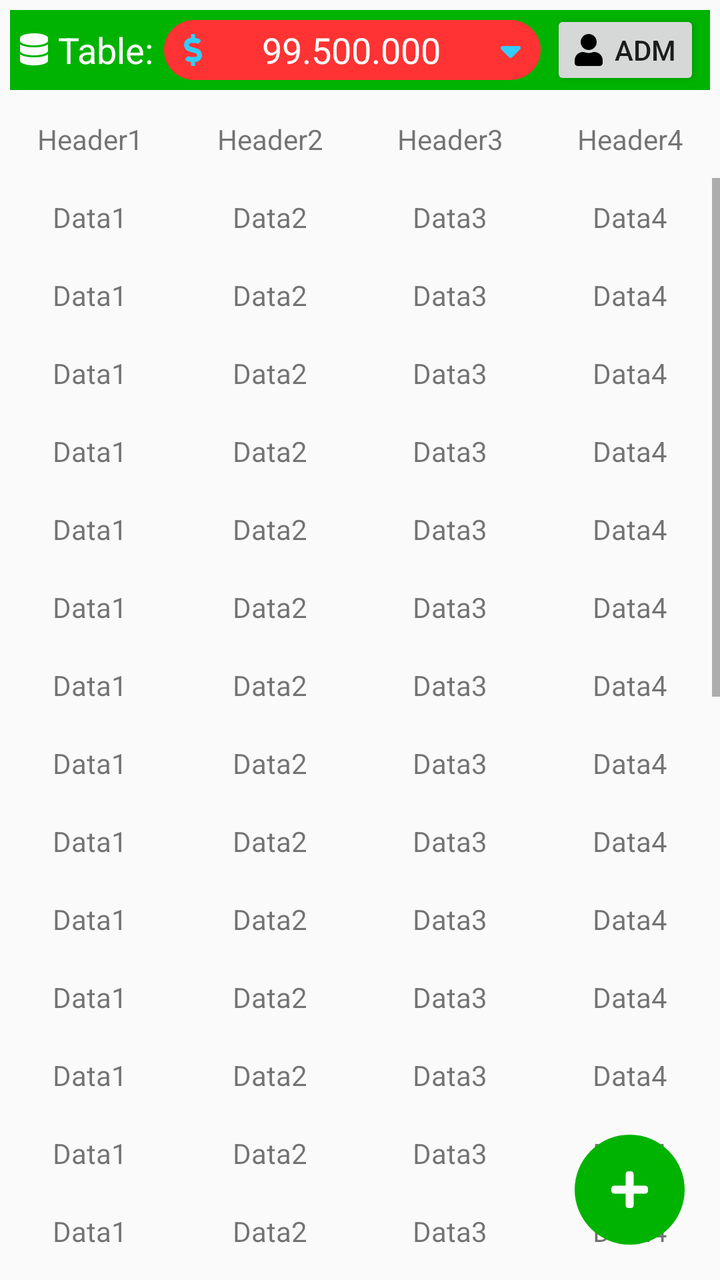
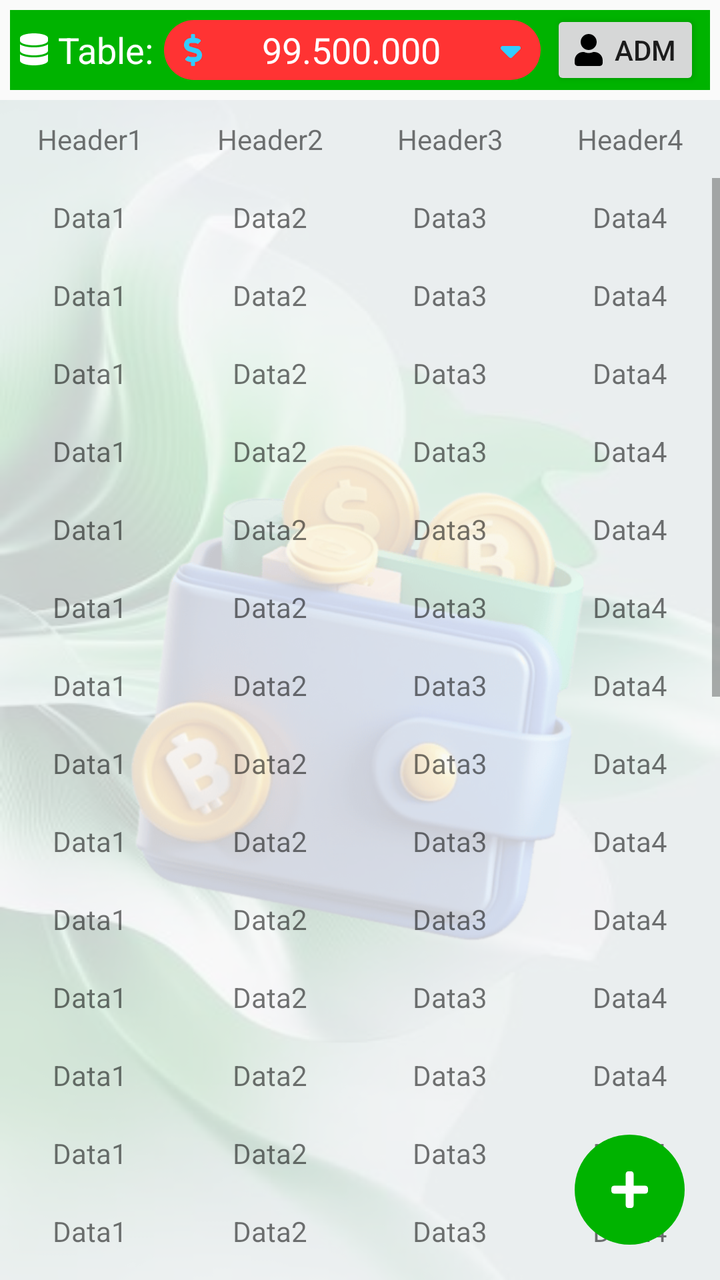

An Android layout rendered at two revisions. The XML below is the earlier revision; the diff shows what the commit changed to produce the second picture.
<!-- AndroidManifest.xml: application theme AppTheme -->
<!-- res/layout/main.xml -->
<?xml version="1.0" encoding="utf-8"?>
<LinearLayout
	xmlns:android="http://schemas.android.com/apk/res/android"
	android:id="@+id/mainLayout"
	android:layout_width="match_parent"
	android:layout_height="match_parent"
	android:gravity="center_horizontal"
	android:orientation="vertical">

	<LinearLayout
		android:layout_width="match_parent"
		android:layout_height="@dimen/topNavHeight"
		android:orientation="horizontal"
		android:gravity="center_vertical"
		android:layout_margin="5dp"
		android:paddingHorizontal="5dp"
		android:background="@color/primary">

		<TextView
			android:layout_width="wrap_content"
			android:layout_height="wrap_content"
			android:text="Table:"
			android:textColor="@color/white"
			android:textAppearance="?android:attr/textAppearanceMedium"
			android:drawableLeft="@drawable/ico_database"
			android:drawablePadding="@dimen/iconDrawablePad5"
			android:drawableTint="@color/white"/>

		<TextView
			android:id="@+id/mainTvTable"
			android:layout_width="wrap_content"
			android:layout_height="match_parent"
			android:layout_weight="1"
			android:textAppearance="?android:attr/textAppearanceMedium"
			android:background="@drawable/round"
			android:backgroundTint="@color/red"
			android:textColor="@color/white"
			android:paddingHorizontal="10dp"
			android:layout_margin="5dp"
			android:gravity="center"
			android:singleLine="true"
			android:drawableLeft="@drawable/ico_dollar_sign"
			android:drawableRight="@drawable/ico_caret_down"
			android:drawablePadding="@dimen/iconDrawablePad5"
			android:drawableTint="@color/cyan"
			android:text="99.500.000"/>

		<Button
			android:id="@+id/mainBtnAdmin"
			android:layout_width="wrap_content"
			android:layout_height="match_parent"
			android:text="Adm"
			style="?android:attr/buttonStyleSmall"
			android:drawableLeft="@drawable/ico_user"
			android:drawablePadding="@dimen/iconDrawablePad6"/>

	</LinearLayout>

	<RelativeLayout
		android:layout_width="match_parent"
		android:layout_height="wrap_content"
		android:layout_weight="1">
		
		<TableLayout
			android:layout_width="match_parent"
			android:layout_height="match_parent">
			<TableRow><TextView android:layout_width="0dp" android:layout_weight="1" android:gravity="center" android:padding="10dp" android:text="Header1" /><TextView android:layout_width="0dp" android:layout_weight="1" android:gravity="center" android:padding="10dp" android:text="Header2" /><TextView android:layout_width="0dp" android:layout_weight="1" android:gravity="center" android:padding="10dp" android:text="Header3" /><TextView android:layout_width="0dp" android:layout_weight="1" android:gravity="center" android:padding="10dp" android:text="Header4" /></TableRow>
			<ScrollView
				android:layout_width="match_parent"
				android:layout_height="match_parent">
				<TableLayout
					android:layout_width="match_parent"
					android:layout_height="match_parent">
					<TableRow><TextView android:layout_width="0dp" android:layout_weight="1" android:gravity="center" android:padding="10dp" android:text="Data1" /><TextView android:layout_width="0dp" android:layout_weight="1" android:gravity="center" android:padding="10dp" android:text="Data2" /><TextView android:layout_width="0dp" android:layout_weight="1" android:gravity="center" android:padding="10dp" android:text="Data3" /><TextView android:layout_width="0dp" android:layout_weight="1" android:gravity="center" android:padding="10dp" android:text="Data4" /></TableRow>
					<TableRow><TextView android:layout_width="0dp" android:layout_weight="1" android:gravity="center" android:padding="10dp" android:text="Data1" /><TextView android:layout_width="0dp" android:layout_weight="1" android:gravity="center" android:padding="10dp" android:text="Data2" /><TextView android:layout_width="0dp" android:layout_weight="1" android:gravity="center" android:padding="10dp" android:text="Data3" /><TextView android:layout_width="0dp" android:layout_weight="1" android:gravity="center" android:padding="10dp" android:text="Data4" /></TableRow>
					<TableRow><TextView android:layout_width="0dp" android:layout_weight="1" android:gravity="center" android:padding="10dp" android:text="Data1" /><TextView android:layout_width="0dp" android:layout_weight="1" android:gravity="center" android:padding="10dp" android:text="Data2" /><TextView android:layout_width="0dp" android:layout_weight="1" android:gravity="center" android:padding="10dp" android:text="Data3" /><TextView android:layout_width="0dp" android:layout_weight="1" android:gravity="center" android:padding="10dp" android:text="Data4" /></TableRow>
					<TableRow><TextView android:layout_width="0dp" android:layout_weight="1" android:gravity="center" android:padding="10dp" android:text="Data1" /><TextView android:layout_width="0dp" android:layout_weight="1" android:gravity="center" android:padding="10dp" android:text="Data2" /><TextView android:layout_width="0dp" android:layout_weight="1" android:gravity="center" android:padding="10dp" android:text="Data3" /><TextView android:layout_width="0dp" android:layout_weight="1" android:gravity="center" android:padding="10dp" android:text="Data4" /></TableRow>
					<TableRow><TextView android:layout_width="0dp" android:layout_weight="1" android:gravity="center" android:padding="10dp" android:text="Data1" /><TextView android:layout_width="0dp" android:layout_weight="1" android:gravity="center" android:padding="10dp" android:text="Data2" /><TextView android:layout_width="0dp" android:layout_weight="1" android:gravity="center" android:padding="10dp" android:text="Data3" /><TextView android:layout_width="0dp" android:layout_weight="1" android:gravity="center" android:padding="10dp" android:text="Data4" /></TableRow>
					<TableRow><TextView android:layout_width="0dp" android:layout_weight="1" android:gravity="center" android:padding="10dp" android:text="Data1" /><TextView android:layout_width="0dp" android:layout_weight="1" android:gravity="center" android:padding="10dp" android:text="Data2" /><TextView android:layout_width="0dp" android:layout_weight="1" android:gravity="center" android:padding="10dp" android:text="Data3" /><TextView android:layout_width="0dp" android:layout_weight="1" android:gravity="center" android:padding="10dp" android:text="Data4" /></TableRow>
					<TableRow><TextView android:layout_width="0dp" android:layout_weight="1" android:gravity="center" android:padding="10dp" android:text="Data1" /><TextView android:layout_width="0dp" android:layout_weight="1" android:gravity="center" android:padding="10dp" android:text="Data2" /><TextView android:layout_width="0dp" android:layout_weight="1" android:gravity="center" android:padding="10dp" android:text="Data3" /><TextView android:layout_width="0dp" android:layout_weight="1" android:gravity="center" android:padding="10dp" android:text="Data4" /></TableRow>
					<TableRow><TextView android:layout_width="0dp" android:layout_weight="1" android:gravity="center" android:padding="10dp" android:text="Data1" /><TextView android:layout_width="0dp" android:layout_weight="1" android:gravity="center" android:padding="10dp" android:text="Data2" /><TextView android:layout_width="0dp" android:layout_weight="1" android:gravity="center" android:padding="10dp" android:text="Data3" /><TextView android:layout_width="0dp" android:layout_weight="1" android:gravity="center" android:padding="10dp" android:text="Data4" /></TableRow>
					<TableRow><TextView android:layout_width="0dp" android:layout_weight="1" android:gravity="center" android:padding="10dp" android:text="Data1" /><TextView android:layout_width="0dp" android:layout_weight="1" android:gravity="center" android:padding="10dp" android:text="Data2" /><TextView android:layout_width="0dp" android:layout_weight="1" android:gravity="center" android:padding="10dp" android:text="Data3" /><TextView android:layout_width="0dp" android:layout_weight="1" android:gravity="center" android:padding="10dp" android:text="Data4" /></TableRow>
					<TableRow><TextView android:layout_width="0dp" android:layout_weight="1" android:gravity="center" android:padding="10dp" android:text="Data1" /><TextView android:layout_width="0dp" android:layout_weight="1" android:gravity="center" android:padding="10dp" android:text="Data2" /><TextView android:layout_width="0dp" android:layout_weight="1" android:gravity="center" android:padding="10dp" android:text="Data3" /><TextView android:layout_width="0dp" android:layout_weight="1" android:gravity="center" android:padding="10dp" android:text="Data4" /></TableRow>
					<TableRow><TextView android:layout_width="0dp" android:layout_weight="1" android:gravity="center" android:padding="10dp" android:text="Data1" /><TextView android:layout_width="0dp" android:layout_weight="1" android:gravity="center" android:padding="10dp" android:text="Data2" /><TextView android:layout_width="0dp" android:layout_weight="1" android:gravity="center" android:padding="10dp" android:text="Data3" /><TextView android:layout_width="0dp" android:layout_weight="1" android:gravity="center" android:padding="10dp" android:text="Data4" /></TableRow>
					<TableRow><TextView android:layout_width="0dp" android:layout_weight="1" android:gravity="center" android:padding="10dp" android:text="Data1" /><TextView android:layout_width="0dp" android:layout_weight="1" android:gravity="center" android:padding="10dp" android:text="Data2" /><TextView android:layout_width="0dp" android:layout_weight="1" android:gravity="center" android:padding="10dp" android:text="Data3" /><TextView android:layout_width="0dp" android:layout_weight="1" android:gravity="center" android:padding="10dp" android:text="Data4" /></TableRow>
					<TableRow><TextView android:layout_width="0dp" android:layout_weight="1" android:gravity="center" android:padding="10dp" android:text="Data1" /><TextView android:layout_width="0dp" android:layout_weight="1" android:gravity="center" android:padding="10dp" android:text="Data2" /><TextView android:layout_width="0dp" android:layout_weight="1" android:gravity="center" android:padding="10dp" android:text="Data3" /><TextView android:layout_width="0dp" android:layout_weight="1" android:gravity="center" android:padding="10dp" android:text="Data4" /></TableRow>
					<TableRow><TextView android:layout_width="0dp" android:layout_weight="1" android:gravity="center" android:padding="10dp" android:text="Data1" /><TextView android:layout_width="0dp" android:layout_weight="1" android:gravity="center" android:padding="10dp" android:text="Data2" /><TextView android:layout_width="0dp" android:layout_weight="1" android:gravity="center" android:padding="10dp" android:text="Data3" /><TextView android:layout_width="0dp" android:layout_weight="1" android:gravity="center" android:padding="10dp" android:text="Data4" /></TableRow>
					<TableRow><TextView android:layout_width="0dp" android:layout_weight="1" android:gravity="center" android:padding="10dp" android:text="Data1" /><TextView android:layout_width="0dp" android:layout_weight="1" android:gravity="center" android:padding="10dp" android:text="Data2" /><TextView android:layout_width="0dp" android:layout_weight="1" android:gravity="center" android:padding="10dp" android:text="Data3" /><TextView android:layout_width="0dp" android:layout_weight="1" android:gravity="center" android:padding="10dp" android:text="Data4" /></TableRow>
					<TableRow><TextView android:layout_width="0dp" android:layout_weight="1" android:gravity="center" android:padding="10dp" android:text="Data1" /><TextView android:layout_width="0dp" android:layout_weight="1" android:gravity="center" android:padding="10dp" android:text="Data2" /><TextView android:layout_width="0dp" android:layout_weight="1" android:gravity="center" android:padding="10dp" android:text="Data3" /><TextView android:layout_width="0dp" android:layout_weight="1" android:gravity="center" android:padding="10dp" android:text="Data4" /></TableRow>
					<TableRow><TextView android:layout_width="0dp" android:layout_weight="1" android:gravity="center" android:padding="10dp" android:text="Data1" /><TextView android:layout_width="0dp" android:layout_weight="1" android:gravity="center" android:padding="10dp" android:text="Data2" /><TextView android:layout_width="0dp" android:layout_weight="1" android:gravity="center" android:padding="10dp" android:text="Data3" /><TextView android:layout_width="0dp" android:layout_weight="1" android:gravity="center" android:padding="10dp" android:text="Data4" /></TableRow>
					<TableRow><TextView android:layout_width="0dp" android:layout_weight="1" android:gravity="center" android:padding="10dp" android:text="Data1" /><TextView android:layout_width="0dp" android:layout_weight="1" android:gravity="center" android:padding="10dp" android:text="Data2" /><TextView android:layout_width="0dp" android:layout_weight="1" android:gravity="center" android:padding="10dp" android:text="Data3" /><TextView android:layout_width="0dp" android:layout_weight="1" android:gravity="center" android:padding="10dp" android:text="Data4" /></TableRow>
					<TableRow><TextView android:layout_width="0dp" android:layout_weight="1" android:gravity="center" android:padding="10dp" android:text="Data1" /><TextView android:layout_width="0dp" android:layout_weight="1" android:gravity="center" android:padding="10dp" android:text="Data2" /><TextView android:layout_width="0dp" android:layout_weight="1" android:gravity="center" android:padding="10dp" android:text="Data3" /><TextView android:layout_width="0dp" android:layout_weight="1" android:gravity="center" android:padding="10dp" android:text="Data4" /></TableRow>
					<TableRow><TextView android:layout_width="0dp" android:layout_weight="1" android:gravity="center" android:padding="10dp" android:text="Data1" /><TextView android:layout_width="0dp" android:layout_weight="1" android:gravity="center" android:padding="10dp" android:text="Data2" /><TextView android:layout_width="0dp" android:layout_weight="1" android:gravity="center" android:padding="10dp" android:text="Data3" /><TextView android:layout_width="0dp" android:layout_weight="1" android:gravity="center" android:padding="10dp" android:text="Data4" /></TableRow>
					<TableRow><TextView android:layout_width="0dp" android:layout_weight="1" android:gravity="center" android:padding="10dp" android:text="Data1" /><TextView android:layout_width="0dp" android:layout_weight="1" android:gravity="center" android:padding="10dp" android:text="Data2" /><TextView android:layout_width="0dp" android:layout_weight="1" android:gravity="center" android:padding="10dp" android:text="Data3" /><TextView android:layout_width="0dp" android:layout_weight="1" android:gravity="center" android:padding="10dp" android:text="Data4" /></TableRow>
					<TableRow><TextView android:layout_width="0dp" android:layout_weight="1" android:gravity="center" android:padding="10dp" android:text="Data1" /><TextView android:layout_width="0dp" android:layout_weight="1" android:gravity="center" android:padding="10dp" android:text="Data2" /><TextView android:layout_width="0dp" android:layout_weight="1" android:gravity="center" android:padding="10dp" android:text="Data3" /><TextView android:layout_width="0dp" android:layout_weight="1" android:gravity="center" android:padding="10dp" android:text="Data4" /></TableRow>
					<TableRow><TextView android:layout_width="0dp" android:layout_weight="1" android:gravity="center" android:padding="10dp" android:text="Data1" /><TextView android:layout_width="0dp" android:layout_weight="1" android:gravity="center" android:padding="10dp" android:text="Data2" /><TextView android:layout_width="0dp" android:layout_weight="1" android:gravity="center" android:padding="10dp" android:text="Data3" /><TextView android:layout_width="0dp" android:layout_weight="1" android:gravity="center" android:padding="10dp" android:text="Data4" /></TableRow>
					<TableRow><TextView android:layout_width="0dp" android:layout_weight="1" android:gravity="center" android:padding="10dp" android:text="Data1" /><TextView android:layout_width="0dp" android:layout_weight="1" android:gravity="center" android:padding="10dp" android:text="Data2" /><TextView android:layout_width="0dp" android:layout_weight="1" android:gravity="center" android:padding="10dp" android:text="Data3" /><TextView android:layout_width="0dp" android:layout_weight="1" android:gravity="center" android:padding="10dp" android:text="Data4" /></TableRow>
					<TableRow><TextView android:layout_width="0dp" android:layout_weight="1" android:gravity="center" android:padding="10dp" android:text="Data1" /><TextView android:layout_width="0dp" android:layout_weight="1" android:gravity="center" android:padding="10dp" android:text="Data2" /><TextView android:layout_width="0dp" android:layout_weight="1" android:gravity="center" android:padding="10dp" android:text="Data3" /><TextView android:layout_width="0dp" android:layout_weight="1" android:gravity="center" android:padding="10dp" android:text="Data4" /></TableRow>
					<TableRow><TextView android:layout_width="0dp" android:layout_weight="1" android:gravity="center" android:padding="10dp" android:text="Data1" /><TextView android:layout_width="0dp" android:layout_weight="1" android:gravity="center" android:padding="10dp" android:text="Data2" /><TextView android:layout_width="0dp" android:layout_weight="1" android:gravity="center" android:padding="10dp" android:text="Data3" /><TextView android:layout_width="0dp" android:layout_weight="1" android:gravity="center" android:padding="10dp" android:text="Data4" /></TableRow>
					<TableRow><TextView android:layout_width="0dp" android:layout_weight="1" android:gravity="center" android:padding="10dp" android:text="Data1" /><TextView android:layout_width="0dp" android:layout_weight="1" android:gravity="center" android:padding="10dp" android:text="Data2" /><TextView android:layout_width="0dp" android:layout_weight="1" android:gravity="center" android:padding="10dp" android:text="Data3" /><TextView android:layout_width="0dp" android:layout_weight="1" android:gravity="center" android:padding="10dp" android:text="Data4" /></TableRow>
					<TableRow><TextView android:layout_width="0dp" android:layout_weight="1" android:gravity="center" android:padding="10dp" android:text="Data1" /><TextView android:layout_width="0dp" android:layout_weight="1" android:gravity="center" android:padding="10dp" android:text="Data2" /><TextView android:layout_width="0dp" android:layout_weight="1" android:gravity="center" android:padding="10dp" android:text="Data3" /><TextView android:layout_width="0dp" android:layout_weight="1" android:gravity="center" android:padding="10dp" android:text="Data4" /></TableRow>
					<TableRow><TextView android:layout_width="0dp" android:layout_weight="1" android:gravity="center" android:padding="10dp" android:text="Data1" /><TextView android:layout_width="0dp" android:layout_weight="1" android:gravity="center" android:padding="10dp" android:text="Data2" /><TextView android:layout_width="0dp" android:layout_weight="1" android:gravity="center" android:padding="10dp" android:text="Data3" /><TextView android:layout_width="0dp" android:layout_weight="1" android:gravity="center" android:padding="10dp" android:text="Data4" /></TableRow>
					<TableRow><TextView android:layout_width="0dp" android:layout_weight="1" android:gravity="center" android:padding="10dp" android:text="Footer1" /><TextView android:layout_width="0dp" android:layout_weight="1" android:gravity="center" android:padding="10dp" android:text="Footer2" /><TextView android:layout_width="0dp" android:layout_weight="1" android:gravity="center" android:padding="10dp" android:text="Footer3" /><TextView android:layout_width="0dp" android:layout_weight="1" android:gravity="center" android:padding="10dp" android:text="Footer4" /></TableRow>
				</TableLayout>
			</ScrollView>
		</TableLayout>

		<LinearLayout
			android:layout_width="90dp"
			android:layout_height="90dp"
			android:layout_alignParentBottom="true"
			android:layout_alignParentEnd="true"
			android:gravity="center">

			<ImageButton
				android:id="@+id/mainIbFAB"
				android:layout_width="55dp"
				android:layout_height="55dp"
				android:tint="@color/white"
				android:scaleType="fitCenter"
				android:padding="17dp"
				android:src="@drawable/ib_fab"
				android:background="@drawable/circle"/>

		</LinearLayout>

	</RelativeLayout>

	

</LinearLayout>
<!-- resources referenced by this layout -->
<resources>
  <color name="cyan">#33ccff</color>
  <color name="primary">#00b300</color>
  <color name="red">#ff3333</color>
  <color name="white">#ffffff</color>
  <dimen name="iconDrawablePad5">5dp</dimen>
  <dimen name="iconDrawablePad6">6dp</dimen>
  <dimen name="topNavHeight">40dp</dimen>
  <!-- drawable circle (drawable) -->
  <?xml version="1.0" encoding="utf-8"?>
  <shape xmlns:android="http://schemas.android.com/apk/res/android"
      android:shape="oval">
      <solid android:color="@color/primary"/>
      <size android:width="100dp" android:height="100dp"/>
  </shape>
  <!-- drawable ib_fab (drawable) -->
  <?xml version="1.0" encoding="utf-8"?>
  <selector xmlns:android="http://schemas.android.com/apk/res/android">
  	<item android:state_pressed="true"
  		android:drawable="@drawable/ico_edit" /> 
  	<item android:state_focused="true"
  		android:drawable="@drawable/ico_edit" /> 
  	<item android:drawable="@drawable/ico_plus" /> 
  </selector>
  <!-- drawable ico_caret_down (drawable) -->
  <?xml version="1.0" encoding="utf-8"?>
  <vector xmlns:android="http://schemas.android.com/apk/res/android"
      android:width="@dimen/iconWidth10"
      android:height="@dimen/iconHeight16"
      android:viewportWidth="320"
      android:viewportHeight="512">
  	<path
  		android:fillColor="@color/black"
  		android:pathData="M137.4,374.6c12.5,12.5 32.8,12.5 45.3,0l128,-128c9.2,-9.2 11.9,-22.9 6.9,-34.9s-16.6,-19.8 -29.6,-19.8L32,192c-12.9,0 -24.6,7.8 -29.6,19.8s-2.2,25.7 6.9,34.9l128,128z"/>
  </vector>
  <!-- drawable ico_user (drawable) -->
  <?xml version="1.0" encoding="utf-8"?>
  <vector xmlns:android="http://schemas.android.com/apk/res/android"
      android:width="@dimen/iconWidth14"
      android:height="@dimen/iconHeight16"
      android:viewportWidth="448"
      android:viewportHeight="512">
  	<path
  		android:fillColor="@color/black"
  		android:pathData="M224,256c70.7,0 128,-57.3 128,-128S294.7,0 224,0 96,57.3 96,128s57.3,128 128,128zM313.6,288h-16.7c-22.2,10.2 -46.9,16 -72.9,16s-50.6,-5.8 -72.9,-16h-16.7C60.2,288 0,348.2 0,422.4L0,464c0,26.5 21.5,48 48,48h352c26.5,0 48,-21.5 48,-48v-41.6c0,-74.2 -60.2,-134.4 -134.4,-134.4z"/>
  </vector>
  <!-- drawable round (drawable) -->
  <?xml version="1.0" encoding="utf-8"?>
  <shape xmlns:android="http://schemas.android.com/apk/res/android"
      android:shape="rectangle">
      <corners android:radius="16dp" />
      <solid android:color="@color/primary" />
  </shape>
  <style name="AppTheme" parent="@android:style/Theme.Holo.Light">
  	</style>
  <!-- drawable ico_plus (drawable) -->
  <?xml version="1.0" encoding="utf-8"?>
  <vector xmlns:android="http://schemas.android.com/apk/res/android"
      android:width="@dimen/iconWidth14"
      android:height="@dimen/iconHeight16"
      android:viewportWidth="448"
      android:viewportHeight="512">
  	<path
  		android:fillColor="@color/black"
  		android:pathData="M416,208H272V64c0,-17.67 -14.33,-32 -32,-32h-32c-17.67,0 -32,14.33 -32,32v144H32c-17.67,0 -32,14.33 -32,32v32c0,17.67 14.33,32 32,32h144v144c0,17.67 14.33,32 32,32h32c17.67,0 32,-14.33 32,-32V304h144c17.67,0 32,-14.33 32,-32v-32c0,-17.67 -14.33,-32 -32,-32z"/>
  </vector>
  <dimen name="iconWidth10">10dp</dimen>
  <dimen name="iconHeight16">16dp</dimen>
  <color name="black">#000000</color>
  <dimen name="iconWidth14">14dp</dimen>
  <dimen name="iconWidth9">9dp</dimen>
  <dimen name="iconWidth18">18dp</dimen>
  <!-- unchanged entries left out for length: 3 -->
</resources>

<!-- the commit's change to res/layout/main.xml (unified diff, before → after) -->
@@ -58,8 +58,18 @@
 
 	<RelativeLayout
 		android:layout_width="match_parent"
-		android:layout_height="wrap_content"
+		android:layout_height="match_parent"
 		android:layout_weight="1">
+		
+		<ImageView
+			android:id="@+id/mainIvBGround"
+			android:layout_width="match_parent"
+			android:layout_height="match_parent"
+			android:src="@drawable/bg_wallet_crypto"
+			android:scaleType="fitCenter"
+			android:padding="50dp"
+			android:alpha="0.2"
+			android:background="@drawable/bg_main"/>
 		
 		<TableLayout
 			android:layout_width="match_parent"
<!-- resource entries referenced after the edit -->
@@ -7,6 +7,8 @@
   <dimen name="iconDrawablePad5">5dp</dimen>
   <dimen name="iconDrawablePad6">6dp</dimen>
   <dimen name="topNavHeight">40dp</dimen>
+  <!-- drawable bg_main: jpg bitmap (drawable, 16791 bytes) -->
+  <!-- drawable bg_wallet_crypto: png bitmap (drawable, 65907 bytes) -->
   <!-- drawable circle (drawable) -->
   <?xml version="1.0" encoding="utf-8"?>
   <shape xmlns:android="http://schemas.android.com/apk/res/android"
